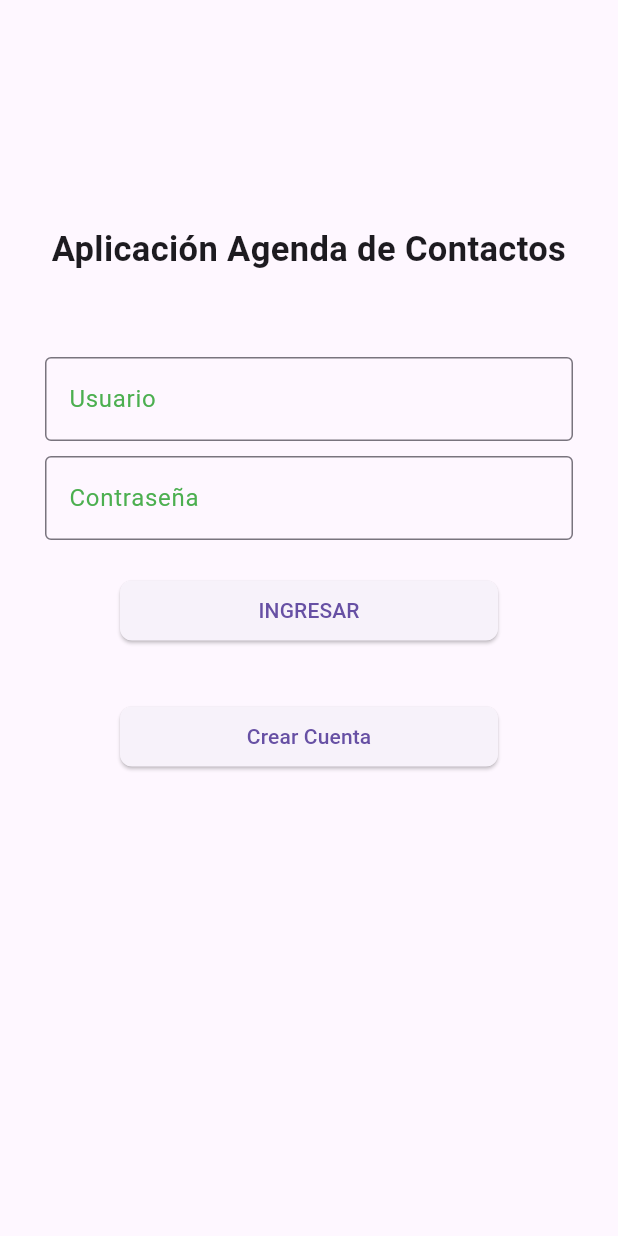
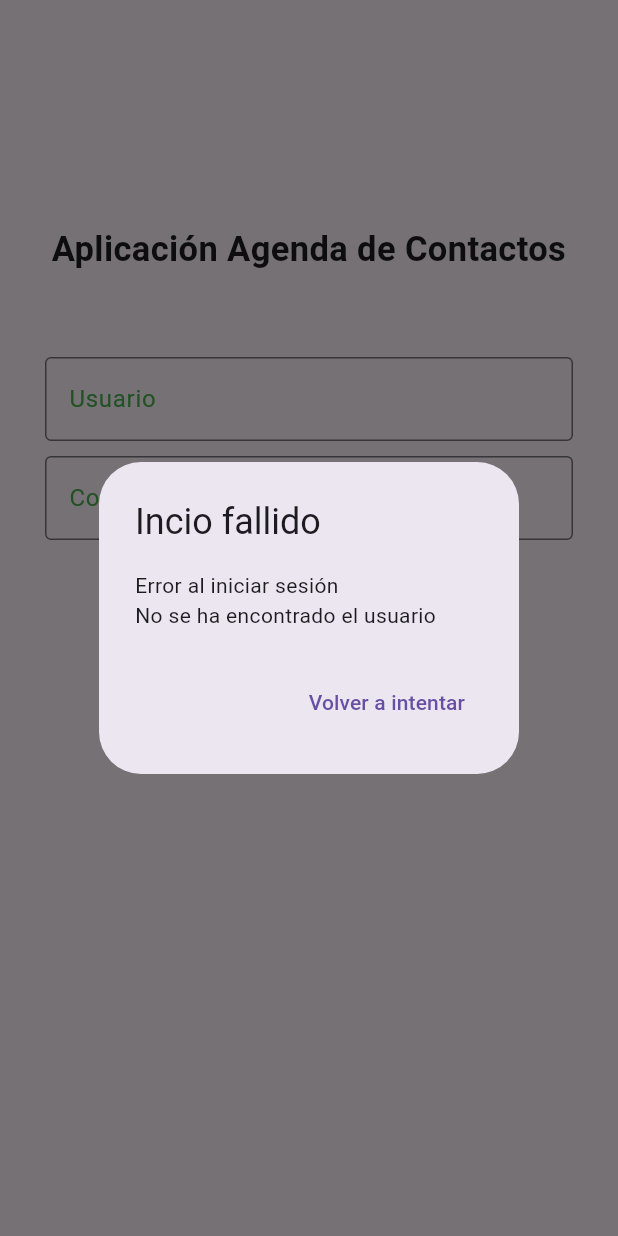
Before and after one commit to yessenia22c/crud-flutter, a Flutter app: the LoginPage screen opened by its route, after a tap on "INGRESAR", on a phone screen of 412 x 824 dp. Run offline on Flutter 3.47's test engine with Material 3 defaults, Android fonts, the phone set to English and light mode, and no system bars; our stand-ins replace sqflite; accounts and stored records are empty.

Commit message:
frist commit

```diff
--- a/lib/controllers/usuariocontroller.dart
+++ b/lib/controllers/usuariocontroller.dart
@@ -1,4 +1,3 @@
-
 import 'dart:convert';
 import 'dart:io';
 
@@ -6,10 +5,7 @@ import 'package:ejemplo/database/database.dart';
 import 'package:ejemplo/models/usuarios.dart';
 import 'package:flutter/cupertino.dart';
 
-
-
-class UsuarioController{
-
+class UsuarioController {
   late BuildContext context;
 
   TextEditingController nombreapellido_con = new TextEditingController();
@@ -17,40 +13,69 @@ class UsuarioController{
   TextEditingController password_con = new TextEditingController();
   TextEditingController telefono_con = new TextEditingController();
 
-
-void guardarUsuarioController()
-{
+  dynamic guardarUsuarioController() {
     //print('llega al controlador');
 
-    try{
+    try {
       // VeTrampas tramp = new VeTrampas.fromMap(trampa);
 
       // Crear un objeto de la clase Modelo Usuario
       User usuario = new User();
 
       // setearle atributos
-        usuario.id = 1;
-        usuario.nombre = nombreapellido_con.text.trim() ;//'Milena Cuellar';
-        usuario.email = correo_con.text.trim();//'milena.cuellar@est.emi.edu.bo';
-        usuario.password = password_con.text.trim();//'123456';
-        usuario.telefono = telefono_con.text.trim();//'6993939';
+      //usuario.id = 1;
+      usuario.nombre = nombreapellido_con.text.trim(); //'Milena Cuellar';
+      usuario.email = correo_con.text.trim(); //'milena.cuellar@est.emi.edu.bo';
+      usuario.password = password_con.text.trim(); //'123456';
+      usuario.telefono = telefono_con.text.trim(); //'6993939';
 
       // crear una instancia de la clase BD PROVIDER
-        final res =  DBProvider.instance.guardarUsuarios(usuario);
+      final res = DBProvider.instance.guardarUsuarios(usuario);
 
-    }catch(e)
-
-    {
+      if (res != null) {
+        print('Usuario guardado');
+        return res;
+      } else {
+        print('Error al guardar usuario');
+        return null;
+      }
+    } catch (e) {
       print('Error:$e');
     }
-
   }
 
+  iniciarSesionController() async {
+    try {
+      //print('llega al controlador');
+      //print('correo: ${correo_con.text.trim()}');
+      //print('password: ${password_con.text.trim()}');
+      var res =
+          await DBProvider.instance.getUsuarioporCorreo(correo_con.text.trim());
+      print(res);
+      print(correo_con.text.trim());
+      return res != null || res != Null ? res : null;
+    } catch (e) {
+      print('Error:$e');
+    }
+  }
 //insertar o actualizar
 
 //eliminar
 
 //listar
-
-
+  listarUsuariosController() async {
+    try {
+      var res = await DBProvider.instance.listarUsuarios();
+      if (res != null && res != []) {
+        //print('ENTRA AQUI Y RESPONDE_ ');
+        //print(res);
+        return res;
+      }else{
+        print('NO HAY USUARIOS');
+        return null;
       }
+    } catch (e) {
+      return ('ESTE ES EL Error:$e');
+    }
+  }
+}
--- a/lib/main.dart
+++ b/lib/main.dart
@@ -41,6 +41,7 @@ class _MyAppState extends State<MyApp> {
       routes: {
         'login': (BuildContext context) => const LoginPage(),
         'register':(BuildContext context)=>RegisterUserPage(),
+        //'principal':(BuildContext context)=>UsuarioController(),
 
         // En el caso de que se tenga subcarpetas dentro de otras de pages
         //'/inicio/principal': (BuildContext context) => const PrincipalPage(),
--- a/lib/pages/login_pages.dart
+++ b/lib/pages/login_pages.dart
@@ -1,8 +1,9 @@
 import 'dart:ui';
+import 'package:ejemplo/controllers/usuariocontroller.dart';
+import 'package:ejemplo/pages/principal_page.dart';
 import 'package:flutter/material.dart';
 import 'package:flutter/scheduler.dart';
 import 'package:ejemplo/pages/register_user_page.dart';
-
 
 // clase Login Page
 
@@ -13,14 +14,12 @@ class LoginPage extends StatefulWidget {
   State<LoginPage> createState() => _LoginPageState();
 }
 
-
 class _LoginPageState extends State<LoginPage> {
-
   // Interacción con los controladores de una o mas clases si interactua la clase
   //UsuarioController _con=new UsuarioController();
   //AuthController _con = new AuthController();
 
-
+  UsuarioController _uc = new UsuarioController();
 
   @override
   void initState() {
@@ -31,8 +30,6 @@ class _LoginPageState extends State<LoginPage> {
     });
   }
 
-
-
   // construye la pantalla.
   @override
   Widget build(BuildContext context) {
@@ -41,7 +38,7 @@ class _LoginPageState extends State<LoginPage> {
       //   title: Text('Selecciona un rol'),
       // ),
       body: Container(
-        width:double.infinity,
+        width: double.infinity,
         child: Stack(
           children: [
             SingleChildScrollView(
@@ -62,13 +59,11 @@ class _LoginPageState extends State<LoginPage> {
     );
   }
 
-
 // widget Titulo
-  Widget _textTitulo(){
-    return   Container(
+  Widget _textTitulo() {
+    return Container(
       margin: EdgeInsets.only(
-          top: 150,
-          bottom:50//MediaQuery.of(context).size.height*0.17
+          top: 150, bottom: 50 //MediaQuery.of(context).size.height*0.17
           ),
       padding: EdgeInsets.symmetric(horizontal: 20),
       child: Column(
@@ -80,26 +75,24 @@ class _LoginPageState extends State<LoginPage> {
             style: TextStyle(
                 //color: MyColors.thirdColor,
                 fontSize: 23,
-                fontWeight: FontWeight.bold
-            ),
+                fontWeight: FontWeight.bold),
           ),
         ],
       ),
     );
   }
 
+  // widget Usuario
+  Widget _textFieldUser() {
+    return Container(
 
- // widget Usuario
-  Widget _textFieldUser(){
-    return Container(
-        margin: EdgeInsets.symmetric(horizontal: 30,vertical: 5),
+        margin: EdgeInsets.symmetric(horizontal: 30, vertical: 5),
         decoration: BoxDecoration(
             // color:MyColors.primaryOpacityColor,
-            borderRadius: BorderRadius.circular(30)
-        ),
+            borderRadius: BorderRadius.circular(30)),
         child: TextField(
           //obscureText: true,
-          //controller: _con.NameController,// interacción ,
+          controller: _uc.correo_con,// interacción ,
           decoration: InputDecoration(
             focusedBorder: OutlineInputBorder(
               borderSide: BorderSide(color: Colors.black, width: 2.0),
@@ -110,21 +103,20 @@ class _LoginPageState extends State<LoginPage> {
             ),
             labelText: 'Usuario',
           ),
-        )
-    );
+        ));
   }
-  Widget _textFieldPassword(){
+
+  Widget _textFieldPassword() {
     return Container(
-        margin: EdgeInsets.symmetric(horizontal: 30,vertical: 5),
+        margin: EdgeInsets.symmetric(horizontal: 30, vertical: 5),
         decoration: BoxDecoration(
             // color:MyColors.primaryOpacityColor,
-            borderRadius: BorderRadius.circular(30)
-        ),
+            borderRadius: BorderRadius.circular(30)),
         child: TextField(
+
           //controller:_con.PasswordController,// _con.passwordController,
           obscureText: true,
           decoration: InputDecoration(
-
             focusedBorder: OutlineInputBorder(
               borderSide: BorderSide(color: Colors.green, width: 2.0),
             ),
@@ -133,7 +125,6 @@ class _LoginPageState extends State<LoginPage> {
               color: Colors.green,
             ),
             labelText: 'Contraseña',
-
           ),
         )
 
@@ -155,47 +146,48 @@ class _LoginPageState extends State<LoginPage> {
       )*/
 
         );
-
   }
 
+  Widget _buttonLogin() {
+    return Container(
+      width: double.infinity,
+      margin: EdgeInsets.symmetric(horizontal: 80, vertical: 18),
+      child: ElevatedButton(
+        onPressed: () async {
+          final iniciaSesion = await _uc.iniciarSesionController();
+          //print(iniciaSesion);
+          // obteer el texto del textfieldUser
 
-  Widget _buttonLogin(){
-    return  Container(
-      width: double.infinity,
-      margin: EdgeInsets.symmetric(horizontal: 80,vertical: 18),
-      child: ElevatedButton(
-        onPressed:() async {
-
-        //await _con.iniciarsesion();
-            /* Navigator.pushAndRemoveUntil(
+          if (iniciaSesion != null) {
+            Navigator.pushAndRemoveUntil(
               context,
               MaterialPageRoute(
                 builder: (context) => PrincipalPage(),
               ),
               (Route<dynamic> route) => false,
-        );*/
+            );
+          } else {
+            _showMyDialog();
+            print('Usuario no encontrado');
+
+          }
         },
         child: Text('INGRESAR'),
         style: ElevatedButton.styleFrom(
             //primaryColor: Colors.green,
-            shape: RoundedRectangleBorder(
-                borderRadius: BorderRadius.circular(8)
-            ),
-            padding: EdgeInsets.symmetric(vertical: 8)
-        ),
+            shape:
+                RoundedRectangleBorder(borderRadius: BorderRadius.circular(8)),
+            padding: EdgeInsets.symmetric(vertical: 8)),
       ),
     );
   }
 
-
-
-    Widget _buttonRegister(){
-    return  Container(
+  Widget _buttonRegister() {
+    return Container(
       width: double.infinity,
-      margin: EdgeInsets.symmetric(horizontal: 80,vertical: 18),
+      margin: EdgeInsets.symmetric(horizontal: 80, vertical: 18),
       child: ElevatedButton(
-        onPressed:() async {
-
+        onPressed: () async {
           //await _con.iniciarsesion();
 
           // Navegación a otra pantalla
@@ -212,22 +204,39 @@ class _LoginPageState extends State<LoginPage> {
         child: Text('Crear Cuenta'),
         style: ElevatedButton.styleFrom(
             //primaryColor: Colors.green,
-            shape: RoundedRectangleBorder(
-                borderRadius: BorderRadius.circular(8)
-            ),
-            padding: EdgeInsets.symmetric(vertical: 8)
-        ),
+            shape:
+                RoundedRectangleBorder(borderRadius: BorderRadius.circular(8)),
+            padding: EdgeInsets.symmetric(vertical: 8)),
       ),
     );
   }
-
-
-
-
-
-
-
-
+  Future<void> _showMyDialog() async {
+  return showDialog<void>(
+    context: context,
+    barrierDismissible: false, // user must tap button!
+    builder: (BuildContext context) {
+      return AlertDialog(
+        title: const Text('Incio fallido'),
+        content: const SingleChildScrollView(
+          child: ListBody(
+            children: <Widget>[
+              Text('Error al iniciar sesión'),
+              Text('No se ha encontrado el usuario'),
+            ],
+          ),
+        ),
+        actions: <Widget>[
+          TextButton(
+            child: const Text('Volver a intentar'),
+            onPressed: () {
+              Navigator.of(context).pop();
+            },
+          ),
+        ],
+      );
+    },
+  );
+}
   /*Widget _textTienesProblemas(){
     return   Container(
       margin: EdgeInsets.only(
@@ -250,8 +259,7 @@ class _LoginPageState extends State<LoginPage> {
     );
   }*/
 
-
-    void refresh(){
-    setState((){});
+  void refresh() {
+    setState(() {});
   }
 }
```
Also changed, not shown: lib/database/database.dart (+33 -39 lines), lib/pages/principal_page.dart (added, +158 -0 lines), lib/pages/register_user_page.dart (+15 -1 lines). Lines whose indentation alone changed are shown as unchanged.
